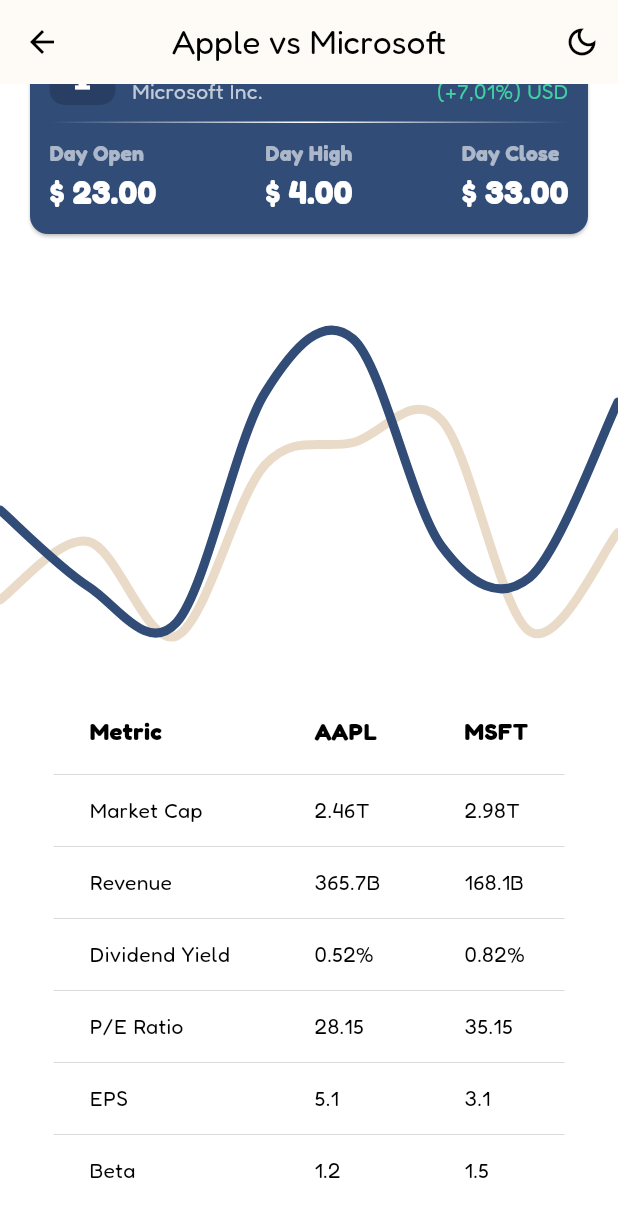
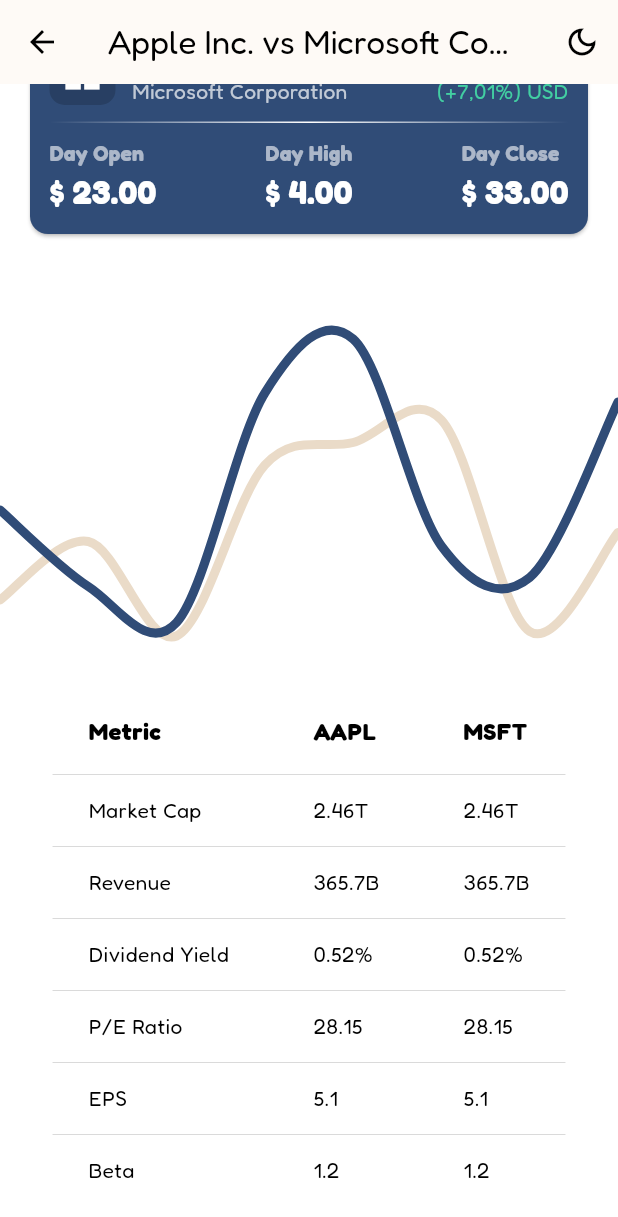
Before and after one commit to Nuno-Jesus/FEUP-CPM-Stockwave, a Flutter app: the screen it shows after launch, scrolled down 200 dp, after a tap on the "arrow back" icon, on a phone screen of 412 x 824 dp. Shown: the top 1217 px of the screen. Run offline on Flutter 3.47's test engine with Material 3 defaults, Android fonts, the phone set to English and light mode, and no system bars; our stand-ins replace google_fonts, syncfusion_flutter_charts.

Commit message:
Code: companies in the views can now be variable, depending on what its received as argument.

```diff
--- a/Stockwave/lib/main.dart
+++ b/Stockwave/lib/main.dart
@@ -1,15 +1,7 @@
 import 'package:flutter/material.dart';
-import 'package:stockwave/api.dart';
 import 'package:stockwave/theme.dart';
 import 'package:google_fonts/google_fonts.dart';
-import 'package:stockwave/widgets/key_metrics_table.dart';
-import 'package:stockwave/widgets/stock_chart.dart';
-import 'dart:convert';
-
-import 'package:stockwave/widgets/company_card.dart';
-
-import 'models/company_metrics.dart';
-import 'models/series.dart';
+import 'package:stockwave/views/two_company_view.dart';
 
 void main() {
   runApp(const MyApp());
@@ -46,136 +38,17 @@ class _MyAppState extends State<MyApp> {
         colorScheme: darkColorTheme,
       ),
       themeMode: themeMode,
-      home: MyHomePage(onToggleTheme: _toggleTheme),
+      home: TwoCompanyView(
+        onToggleTheme: _toggleTheme,
+        first: const {
+          'symbol': 'AAPL',
+          'icon': Icons.apple,
+        },
+        second: const {
+          'symbol': 'MSFT',
+          'icon': Icons.desktop_windows,
+        },
+      ),
     );
   }
 }
-
-class MyHomePage extends StatefulWidget {
-  const MyHomePage({super.key, required this.onToggleTheme});
-
-  final VoidCallback onToggleTheme;
-
-  @override
-  State<MyHomePage> createState() => _MyHomePageState();
-}
-
-class _MyHomePageState extends State<MyHomePage> {
-  List<Series> series = [];
-  late CompanyMetrics firstCompanyMetrics;
-  late CompanyMetrics secondCompanyMetrics;
-  IconData currentIcon = Icons.dark_mode_outlined;
-
-  @override
-  void initState() {
-    super.initState();
-
-    _loadSeries();
-    _loadCompanyMetrics();
-  }
-
-  Future _loadSeries() async {
-    // var response = await fetchDailySeries('AAPL');
-    // var jsonData = jsonDecode(response.body);
-
-    // debugPrint('Loaded JSON: $jsonData');
-
-    // for (var entry in jsonData['Time Series (Daily)']) {
-    //   series.add(Series.fromJson(entry.key, entry.value));
-    // }
-    series.add(Series(open: 40.0, close: 20.0, high: 3.0, low: 0.5, volume: 1000.0, date: '2022-01-10'));
-    series.add(Series(open: 23.0, close: 33.0, high: 4.0, low: 1.5, volume: 2000.0, date: '2022-01-11'));
-    series.add(Series(open: 15.0, close: 12.0, high: 5.0, low: 2.5, volume: 3000.0, date: '2022-01-12'));
-    series.add(Series(open: 66.0, close: 50.0, high: 6.0, low: 3.5, volume: 4000.0, date: '2022-01-13'));
-    series.add(Series(open: 78.0, close: 55.0, high: 7.0, low: 4.5, volume: 5000.0, date: '2022-01-14'));
-    series.add(Series(open: 32.0, close: 60.0, high: 8.0, low: 5.5, volume: 6000.0, date: '2022-01-15'));
-    series.add(Series(open: 25.0, close: 13.0, high: 9.0, low: 6.5, volume: 7000.0, date: '2022-01-16'));
-    series.add(Series(open: 64.0, close: 35.0, high: 10.0, low: 7.5, volume: 8000.0, date: '2022-01-17'));
-
-
-    debugPrint('Loaded series: ${series.length}');
-    debugPrint(series[0].toString());
-  }
-
-  Future _loadCompanyMetrics() async {
-    firstCompanyMetrics = const CompanyMetrics(metrics: {
-      'Market Cap': '2.46T',
-      'Revenue': '365.7B',
-      'Dividend Yield': '0.52%',
-      'P/E Ratio': '28.15',
-      'EPS': '5.1',
-      'Beta': '1.2',
-    });
-
-    secondCompanyMetrics = const CompanyMetrics(metrics: {
-      'Market Cap': '2.98T',
-      'Revenue': '168.1B',
-      'Dividend Yield': '0.82%',
-      'P/E Ratio': '35.15',
-      'EPS': '3.1',
-      'Beta': '1.5',
-    });
-  }
-
-
-  @override
-  Widget build(BuildContext context) {
-
-    void onChangedColorTheme() {
-      setState(() {
-        widget.onToggleTheme();
-        currentIcon = currentIcon == Icons.dark_mode_outlined ?
-          Icons.light_mode :
-          Icons.dark_mode_outlined;
-      });
-    }
-
-    return Scaffold(
-      appBar: AppBar(
-        backgroundColor: Theme.of(context).colorScheme.primary,
-        title: const Text('Apple vs Microsoft'),
-        centerTitle: true,
-        leading: IconButton(
-          icon: const Icon(Icons.arrow_back),
-          onPressed: () {
-            debugPrint('Back button pressed');
-          },
-        ),
-        actions: [
-          IconButton(
-            icon: Icon(currentIcon),
-            onPressed: onChangedColorTheme,
-          ),
-        ],
-      ),
-        body: SingleChildScrollView(
-          child: Column(
-            children: [
-              CompanyCard(
-                  name: 'Apple Inc.',
-                  nasdaq: 'AAPL',
-                  icon: Icons.apple,
-                  todaySeries: series[0],
-                  cardColor: Theme.of(context).colorScheme.primaryContainer,
-                  textColor: Theme.of(context).colorScheme.onPrimaryContainer
-              ),
-              CompanyCard(
-                  name: 'Microsoft Inc.',
-                  nasdaq: 'MSFT',
-                  icon: Icons.desktop_windows,
-                  todaySeries: series[1],
-                  cardColor: Theme.of(context).colorScheme.secondaryContainer,
-                  textColor: Theme.of(context).colorScheme.onSecondaryContainer
-              ),
-              StockChart(series: series),
-              KeyMetricsTable(
-                  firstCompanyMetrics: firstCompanyMetrics,
-                  secondCompanyMetrics: secondCompanyMetrics
-              ),
-              SizedBox(height: 20.0)
-            ],
-          ),
-        )
-    );
-  }
-}
--- /dev/null
+++ b/Stockwave/lib/models/company.dart
@@ -0,0 +1,17 @@
+class Company {
+  final Map<String, String> metrics;
+  final Map<String, dynamic> details;
+
+  const Company({
+    required this.metrics,
+    required this.details,
+  });
+
+  dynamic operator [](String key){
+    if (metrics.containsKey(key)) {
+      return metrics[key]!;
+    } else {
+      return details[key]!;
+    }
+  }
+}
--- a/Stockwave/lib/models/company_metrics.dart
+++ /dev/null
@@ -1,13 +0,0 @@
-class CompanyMetrics {
-  final Map<String, String> metrics;
-
-  const CompanyMetrics({
-    required this.metrics,
-  });
-
-  factory CompanyMetrics.fromJson(Map<String, dynamic> json) {
-    return CompanyMetrics(
-      metrics: json.map((key, value) => MapEntry(key, value.toString())),
-    );
-  }
-}
--- /dev/null
+++ b/Stockwave/lib/views/two_company_view.dart
@@ -0,0 +1,144 @@
+import 'package:flutter/material.dart';
+import 'package:stockwave/widgets/company_card.dart';
+import 'package:stockwave/widgets/key_metrics_table.dart';
+import 'package:stockwave/widgets/stock_chart.dart';
+import 'package:stockwave/models/company.dart';
+import 'package:stockwave/models/series.dart';
+
+class TwoCompanyView extends StatefulWidget {
+  const TwoCompanyView({
+    super.key,
+    required this.onToggleTheme,
+    required this.first,
+    required this.second
+  });
+
+  final VoidCallback onToggleTheme;
+  final Map<String, dynamic> first;
+  final Map<String, dynamic> second;
+
+  @override
+  State<TwoCompanyView> createState() => _TwoCompanyViewState();
+}
+
+class _TwoCompanyViewState extends State<TwoCompanyView> {
+  List<Series> series = [];
+  late Company firstCompany;
+  late Company secondCompany;
+  IconData currentIcon = Icons.dark_mode_outlined;
+
+  @override
+  void initState() {
+    super.initState();
+
+    _loadSeries();
+    _loadCompanyMetrics();
+  }
+
+  Future _loadSeries() async {
+    // var response = await fetchDailySeries(firstCompany['symbol']);
+    // var jsonData = jsonDecode(response.body);
+
+    // debugPrint('Loaded JSON: $jsonData');
+
+    // for (var entry in jsonData['Time Series (Daily)']) {
+    //   series.add(Series.fromJson(entry.key, entry.value));
+    // }
+    series.add(Series(open: 40.0, close: 20.0, high: 3.0, low: 0.5, volume: 1000.0, date: '2022-01-10'));
+    series.add(Series(open: 23.0, close: 33.0, high: 4.0, low: 1.5, volume: 2000.0, date: '2022-01-11'));
+    series.add(Series(open: 15.0, close: 12.0, high: 5.0, low: 2.5, volume: 3000.0, date: '2022-01-12'));
+    series.add(Series(open: 66.0, close: 50.0, high: 6.0, low: 3.5, volume: 4000.0, date: '2022-01-13'));
+    series.add(Series(open: 78.0, close: 55.0, high: 7.0, low: 4.5, volume: 5000.0, date: '2022-01-14'));
+    series.add(Series(open: 32.0, close: 60.0, high: 8.0, low: 5.5, volume: 6000.0, date: '2022-01-15'));
+    series.add(Series(open: 25.0, close: 13.0, high: 9.0, low: 6.5, volume: 7000.0, date: '2022-01-16'));
+    series.add(Series(open: 64.0, close: 35.0, high: 10.0, low: 7.5, volume: 8000.0, date: '2022-01-17'));
+
+
+    debugPrint('Loaded series: ${series.length}');
+    debugPrint(series[0].toString());
+  }
+
+  Future _loadCompanyMetrics() async {
+    firstCompany = const Company(metrics: {
+      'Market Cap': '2.46T',
+      'Revenue': '365.7B',
+      'Dividend Yield': '0.52%',
+      'P/E Ratio': '28.15',
+      'EPS': '5.1',
+      'Beta': '1.2',
+    },
+    details: {
+      'name': 'Apple Inc.',
+      'symbol': 'AAPL',
+      'icon': Icons.apple,
+    });
+
+    secondCompany = const Company(metrics: {
+      'Market Cap': '2.46T',
+      'Revenue': '365.7B',
+      'Dividend Yield': '0.52%',
+      'P/E Ratio': '28.15',
+      'EPS': '5.1',
+      'Beta': '1.2',
+    },
+    details: {
+      'name': 'Microsoft Corporation',
+      'symbol': 'MSFT',
+      'icon': Icons.window_sharp,
+    });
+  }
+
+
+  @override
+  Widget build(BuildContext context) {
+    void onChangedColorTheme() {
+      setState(() {
+        widget.onToggleTheme();
+        currentIcon = currentIcon == Icons.dark_mode_outlined ?
+        Icons.light_mode :
+        Icons.dark_mode_outlined;
+      });
+    }
+
+    return Scaffold(
+        appBar: AppBar(
+          backgroundColor: Theme.of(context).colorScheme.primary,
+          title: Text('${firstCompany['name']} vs ${secondCompany['name']}'),
+          centerTitle: true,
+          leading: IconButton(
+            icon: const Icon(Icons.arrow_back),
+            onPressed: () {
+              debugPrint('Back button pressed');
+            },
+          ),
+          actions: [
+            IconButton(
+              icon: Icon(currentIcon),
+              onPressed: onChangedColorTheme,
+            ),
+          ],
+        ),
+        body: SingleChildScrollView(
+          child: Column(
+            children: [
+              CompanyCard(
+                  company: firstCompany,
+                  todaySeries: series[0],
+              ),
+              CompanyCard(
+                  company: secondCompany,
+                  todaySeries: series[1],
+                  isSecondary: true,
+              ),
+              StockChart(series: series),
+              CompanyMetricsTable(
+                  firstCompany: firstCompany,
+                  secondCompany: secondCompany
+              ),
+              SizedBox(height: 20.0)
+            ],
+          ),
+        )
+    );
+  }
+}
--- a/Stockwave/lib/widgets/company_card.dart
+++ b/Stockwave/lib/widgets/company_card.dart
@@ -1,29 +1,31 @@
 import 'package:flutter/material.dart';
 
+import '../models/company.dart';
 import '../models/series.dart';
 
 class CompanyCard extends StatelessWidget {
   const CompanyCard({
     super.key,
-    required this.name,
-    required this.nasdaq,
-    required this.icon,
+    required this.company,
     required this.todaySeries,
-    required this.cardColor,
-    required this.textColor
+    this.isSecondary = false,
   });
 
-  final String name;
-  final String nasdaq;
-  final IconData icon;
+  final Company company;
   final Series todaySeries;
-  final Color cardColor;
-  final Color textColor;
+  final bool isSecondary;
 
   @override
   Widget build(BuildContext context){
+    final Color cardColor = isSecondary
+        ? Theme.of(context).colorScheme.secondaryContainer
+        : Theme.of(context).colorScheme.primaryContainer;
+
+    final Color textColor = isSecondary
+        ? Theme.of(context).colorScheme.onSecondaryContainer
+        : Theme.of(context).colorScheme.onPrimaryContainer;
+
     return Container(
-      // color: Theme.of(context).colorScheme.error,
       margin: const EdgeInsets.symmetric(horizontal: 16),
       child: Card(
         color: cardColor,
@@ -53,6 +55,10 @@ class CompanyCard extends StatelessWidget {
   }
 
   Widget buildTopRow(BuildContext context){
+    final Color textColor = isSecondary
+        ? Theme.of(context).colorScheme.onSecondaryContainer
+        : Theme.of(context).colorScheme.onPrimaryContainer;
+
     return Row(
       mainAxisAlignment: MainAxisAlignment.spaceBetween,
       children: [
@@ -65,7 +71,7 @@ class CompanyCard extends StatelessWidget {
               color: const Color.fromRGBO(0, 0, 0, 0.17),
               borderRadius: BorderRadius.circular(10),
             ),
-            child: Icon(icon, size: 30, color: textColor),
+            child: Icon(company['icon'], size: 30, color: textColor),
           ),
 
           // Company name and NASDAQ symbol
@@ -75,7 +81,7 @@ class CompanyCard extends StatelessWidget {
               Container(
                 margin: const EdgeInsets.only(left: 11),
                 child: Text(
-                  nasdaq,
+                  company['symbol'],
                   style: TextStyle(
                       color: textColor,
                       fontSize: 18,
@@ -88,7 +94,7 @@ class CompanyCard extends StatelessWidget {
               Container(
                 margin: const EdgeInsets.only(left: 11),
                 child: Text(
-                  name,
+                  company['name'],
                   style: TextStyle(
                       color: textColor.withOpacity(0.7),
                       fontSize: 14,
@@ -126,6 +132,10 @@ class CompanyCard extends StatelessWidget {
   }
 
   Widget buildBottomRow(BuildContext context){
+    final Color textColor = isSecondary
+        ? Theme.of(context).colorScheme.onSecondaryContainer
+        : Theme.of(context).colorScheme.onPrimaryContainer;
+
     return Row(
       mainAxisAlignment: MainAxisAlignment.spaceBetween,
       children: [
--- a/Stockwave/lib/widgets/key_metrics_table.dart
+++ b/Stockwave/lib/widgets/key_metrics_table.dart
@@ -1,21 +1,21 @@
 import 'package:flutter/material.dart';
-import 'package:stockwave/models/company_metrics.dart';
+import 'package:stockwave/models/company.dart';
 
-class KeyMetricsTable extends StatefulWidget {
-  final CompanyMetrics firstCompanyMetrics;
-  final CompanyMetrics secondCompanyMetrics;
+class CompanyMetricsTable extends StatefulWidget {
+  final Company firstCompany;
+  final Company secondCompany;
 
-  const KeyMetricsTable({
+  const CompanyMetricsTable({
     super.key,
-    required this.firstCompanyMetrics,
-    required this.secondCompanyMetrics
+    required this.firstCompany,
+    required this.secondCompany
   });
 
   @override
-  State<KeyMetricsTable> createState() => _KeyMetricsTableState();
+  State<CompanyMetricsTable> createState() => _CompanyMetricsTableState();
 }
 
-class _KeyMetricsTableState extends State<KeyMetricsTable> {
+class _CompanyMetricsTableState extends State<CompanyMetricsTable> {
   @override
   Widget build(BuildContext context) {
 
@@ -26,23 +26,23 @@ class _KeyMetricsTableState extends State<KeyMetricsTable> {
         fontStyle: FontStyle.normal,
         fontSize: 16,
       ),
-      columns: const <DataColumn>[
-        DataColumn(
+      columns: <DataColumn>[
+        const DataColumn(
           label: Expanded(child: Text('Metric')),
         ),
         DataColumn(
-          label: Expanded(child: Text('AAPL')),
+          label: Expanded(child: Text(widget.firstCompany['symbol'])),
         ),
         DataColumn(
-          label: Expanded(child: Text('MSFT')),
+          label: Expanded(child: Text(widget.secondCompany['symbol'])),
         ),
       ],
-      rows: widget.firstCompanyMetrics.metrics.keys.map((metric) {
+      rows: widget.firstCompany.metrics.keys.map((metric) {
         return DataRow(
           cells: [
             DataCell(Text(metric)),
-            DataCell(Text(widget.firstCompanyMetrics.metrics[metric]!)),
-            DataCell(Text(widget.secondCompanyMetrics.metrics[metric]!)),
+            DataCell(Text(widget.firstCompany.metrics[metric]!)),
+            DataCell(Text(widget.secondCompany.metrics[metric]!)),
           ],
         );
       }).toList(),
```
